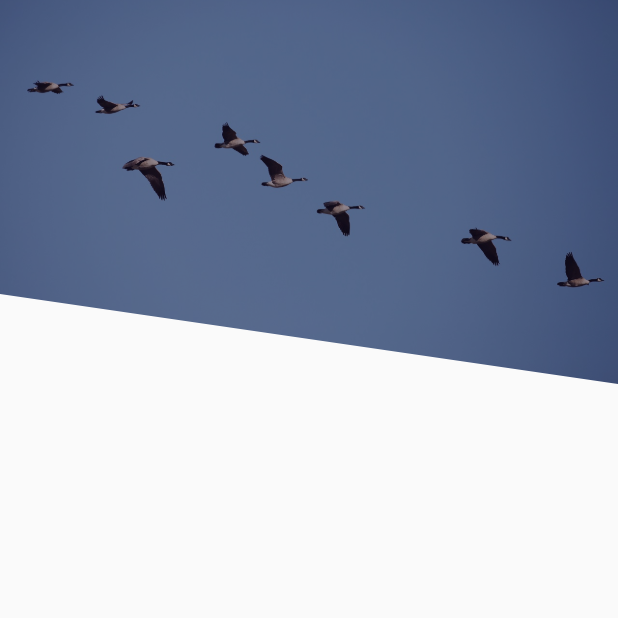
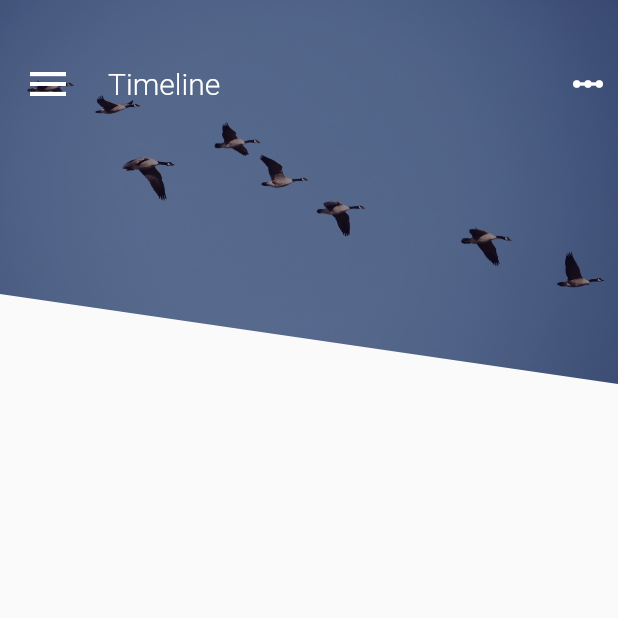
Before and after one commit to zhaoshengjun/flutter_list_ui, a Flutter app: the screen it shows after launch, on a phone screen of 412 x 824 dp, the top half of it. Run offline on Flutter 3.47's test engine with Material 2 defaults, Android fonts, the phone set to English and light mode, and no system bars.

Commit message:
fix layout issue

```diff
--- a/lib/main.dart
+++ b/lib/main.dart
@@ -1,12 +1,17 @@
 import 'package:flutter/material.dart';
+import 'package:flutter/rendering.dart';
 import 'diagonal_clipper.dart';
 
-void main() => runApp(MyApp());
+void main() {
+  debugPaintSizeEnabled = false;
+  runApp(new MyApp());
+}
 
 class MyApp extends StatelessWidget {
   @override
   Widget build(BuildContext context) {
     return MaterialApp(
+      debugShowCheckedModeBanner: false,
       title: 'Flutter Demo',
       theme: ThemeData(
         primarySwatch: Colors.blue,
@@ -31,7 +36,7 @@ class _MyHomePageState extends State<MyHomePage> {
     return new Positioned.fill(
       bottom: null,
       child: new ClipPath(
-          clipper: DiagonalClipper(),
+        clipper: new DiagonalClipper(),
         child: new Image.asset(
           'images/birds.jpg',
           fit: BoxFit.cover,
@@ -39,14 +44,54 @@ class _MyHomePageState extends State<MyHomePage> {
           colorBlendMode: BlendMode.srcOver,
           color: new Color.fromARGB(120, 20, 10, 40),
         ),
-        ));
+      ),
+    );
+  }
+
+  Widget _buildTopHeader() {
+    return new Padding(
+      padding:
+          new EdgeInsets.only(left: 8.0, right: 8.0, top: 32.0, bottom: 192.0),
+      child: new Row(
+        children: <Widget>[
+          new IconButton(
+            icon: new Icon(
+              Icons.menu,
+              size: 32.0,
+              color: Colors.white,
+            ),
+            onPressed: () {
+              // debugDumpLayerTree();
+              // debugDumpRenderTree();
+            },
+          ),
+          new Expanded(
+            child: new Padding(
+              padding: const EdgeInsets.only(left: 16.0),
+              child: new Text(
+                "Timeline",
+                style: new TextStyle(
+                    fontSize: 20.0,
+                    color: Colors.white,
+                    fontWeight: FontWeight.w300),
+              ),
+            ),
+          ),
+          new Icon(Icons.linear_scale, color: Colors.white),
+        ],
+      ),
+    );
   }
 
   @override
   Widget build(BuildContext context) {
-    return Scaffold(
+    return new Scaffold(
       body: new Stack(
-      children: <Widget>[_buildImage()],
-    ));
+        children: <Widget>[
+          _buildImage(),
+          _buildTopHeader(),
+        ],
+      ),
+    );
   }
 }
```
Lines whose indentation alone changed are shown as unchanged.
